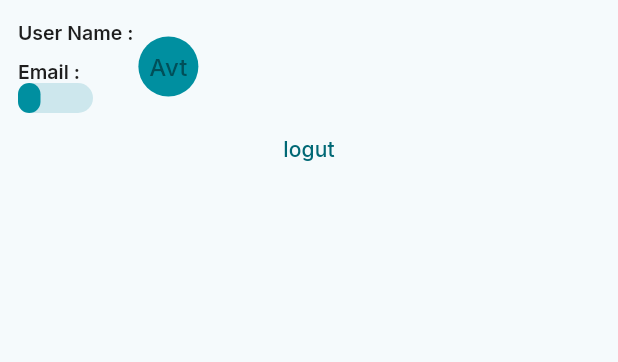
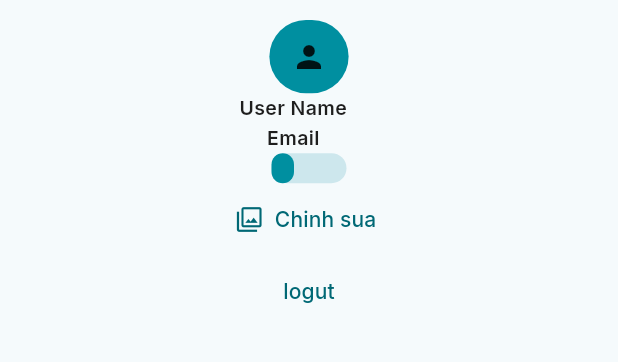
Before and after one commit to vucongtuananh/travelling_app, a Flutter app: the OwnDetailScreen screen opened directly, on a phone screen of 412 x 824 dp, the part 64-426 px from its top. Run offline on Flutter 3.47's test engine with Material 3 defaults, Android fonts, the phone set to English and light mode, and no system bars; our stand-ins replace bloc, cloud_firestore, email_validator, equatable, firebase_auth, firebase_core and 7 more; accounts and stored records are empty; project files that could hold a hidden picture were left out.

Commit message:
sorry about the long time Tet holiday, i just comeback yesterday, and now, I just complete fix feature Change User's information ( the problem I encounter before Tet holiday, Generally, everything's quite OK rightnow

```diff
--- a/lib/favorite/presentation/saved_trip.dart
+++ b/lib/favorite/presentation/saved_trip.dart
@@ -66,6 +66,7 @@ class SavedTrip extends StatelessWidget {
                     height: 5.h,
                   ),
                   ContainerButton(
+                      onPress: () {},
                       title: "Book Now",
                       colorContainer: mainColor,
                       paddingHorizontal: 20.w,
--- a/lib/home/presentation/widgets/trip_details.dart
+++ b/lib/home/presentation/widgets/trip_details.dart
@@ -81,6 +81,7 @@ class _TripDetailsState extends State<TripDetails> {
       mainAxisAlignment: MainAxisAlignment.spaceBetween,
       children: [
         ContainerButton(
+          onPress: () {},
           title: "Booking Now | \$${widget.trip.price}",
           colorContainer: mainColor,
           paddingHorizontal: 74.h,
--- a/lib/main.dart
+++ b/lib/main.dart
@@ -9,6 +9,8 @@ import 'package:travelling_app/firebase_options.dart';
 import 'package:travelling_app/home/data/fire_store/fire_store.dart';
 import 'package:travelling_app/home/logic/favorite_trip_bloc/favorite_trip_bloc.dart';
 import 'package:travelling_app/login/presentation/login.dart';
+import 'package:travelling_app/own/data/user_info_service.dart';
+import 'package:travelling_app/own/logic/bloc/user_info_bloc.dart';
 import 'package:travelling_app/tab/presentation/tabs.dart';
 
 @pragma('vm:entry-point')
@@ -38,6 +40,7 @@ class MyApp extends StatelessWidget {
         BlocProvider(
           create: (_) => FavoriteTripBloc(fireStoreData: FireStoreData(currentUserId: FirebaseAuth.instance.currentUser!.uid)),
         ),
+        BlocProvider(create: (_) => UserInfoBloc(userInforService: UserInforService()))
       ],
       child: ScreenUtilInit(
         builder: (context, child) => MaterialApp(
--- /dev/null
+++ b/lib/own/data/storage_service.dart
@@ -0,0 +1,5 @@
+import 'package:firebase_storage/firebase_storage.dart';
+
+class StorageService {
+  var fireStorage = FirebaseStorage.instance.ref();
+}
--- /dev/null
+++ b/lib/own/logic/bloc/user_info_bloc.dart
@@ -0,0 +1,53 @@
+import 'dart:async';
+import 'dart:io';
+
+import 'package:bloc/bloc.dart';
+import 'package:equatable/equatable.dart';
+import 'package:travelling_app/signup/data/models/user.dart';
+
+import '../../data/user_info_service.dart';
+
+part 'user_info_event.dart';
+part 'user_info_state.dart';
+
+class UserInfoBloc extends Bloc<UserInfoEvent, UserInfoState> {
+  final UserInforService userInforService;
+  UserInfoBloc({required this.userInforService}) : super(UserInfoInitial()) {
+    on<UserInfoStartEvent>(_userInfoStartEvent);
+    on<UserInfoTextChangeEvent>(_userInfoTextChangeEvent);
+    on<UserInfoSubmit>(_userInfoSubmit);
+    on<UserInfoImagePickerEvent>(_userInfoImagePicker);
+  }
+
+  FutureOr<void> _userInfoStartEvent(UserInfoStartEvent event, Emitter<UserInfoState> emit) async {
+    emit(UserInfoLoadingState());
+    final user = await userInforService.getUserInfor();
+    emit(UserInfoLoadedSuccess(user: user));
+  }
+
+  FutureOr<void> _userInfoTextChangeEvent(UserInfoTextChangeEvent event, Emitter<UserInfoState> emit) {
+    if (event.textChange.isEmpty) {
+      emit(UserInfoErrorState(error: "khong duoc bo trong ten", isError: true));
+    } else {
+      emit(UserInfoErrorState(error: "", isError: false));
+    }
+  }
+
+  FutureOr<void> _userInfoSubmit(UserInfoSubmit event, Emitter<UserInfoState> emit) async {
+    emit(UserInfoLoadingState());
+    if (event.urlAvatar == null) {
+      await userInforService.changeUserInfor(event.text, event.avatar);
+      final user = await userInforService.getUserInfor();
+      emit(UserInfoLoadedSuccess(user: user));
+    } else {
+      final urlImg = await userInforService.pushAndGetUrlImage(event.urlAvatar!);
+      await userInforService.changeUserInfor(event.text, urlImg);
+      final user = await userInforService.getUserInfor();
+      emit(UserInfoLoadedSuccess(user: user));
+    }
+  }
+
+  FutureOr<void> _userInfoImagePicker(UserInfoImagePickerEvent event, Emitter<UserInfoState> emit) {
+    emit(UserInfoPickedImage());
+  }
+}
--- /dev/null
+++ b/lib/own/logic/bloc/user_info_event.dart
@@ -0,0 +1,25 @@
+part of 'user_info_bloc.dart';
+
+sealed class UserInfoEvent extends Equatable {
+  const UserInfoEvent();
+
+  @override
+  List<Object> get props => [];
+}
+
+class UserInfoStartEvent extends UserInfoEvent {}
+
+class UserInfoTextChangeEvent extends UserInfoEvent {
+  final String textChange;
+
+  UserInfoTextChangeEvent({required this.textChange});
+}
+
+class UserInfoSubmit extends UserInfoEvent {
+  final String text;
+  final File? urlAvatar;
+  final String? avatar;
+  UserInfoSubmit({required this.text, required this.urlAvatar, required this.avatar});
+}
+
+class UserInfoImagePickerEvent extends UserInfoEvent {}
--- /dev/null
+++ b/lib/own/logic/bloc/user_info_state.dart
@@ -0,0 +1,30 @@
+part of 'user_info_bloc.dart';
+
+sealed class UserInfoState extends Equatable {
+  const UserInfoState();
+
+  @override
+  List<Object> get props => [];
+}
+
+final class UserInfoInitial extends UserInfoState {}
+
+final class UserInfoLoadedSuccess extends UserInfoState {
+  final UserModel user;
+
+  UserInfoLoadedSuccess({required this.user});
+}
+
+final class UserInfoLoadingState extends UserInfoState {}
+
+final class UserInfoErrorState extends UserInfoState {
+  final String error;
+  final bool isError;
+
+  UserInfoErrorState({required this.error, required this.isError});
+  @override
+  // TODO: implement props
+  List<Object> get props => [error, isError];
+}
+
+final class UserInfoPickedImage extends UserInfoState {}
--- a/lib/own/presention/own.dart
+++ b/lib/own/presention/own.dart
@@ -1,12 +1,14 @@
-import 'package:firebase_auth/firebase_auth.dart';
 import 'package:flutter/material.dart';
+import 'package:flutter_bloc/flutter_bloc.dart';
 import 'package:flutter_screenutil/flutter_screenutil.dart';
 import 'package:flutter_svg/svg.dart';
 import 'package:travelling_app/const/assets_image.dart';
 import 'package:travelling_app/const/color.dart';
 import 'package:travelling_app/const/fonts.dart';
-import 'package:travelling_app/home/data/fire_store/fire_store.dart';
 import 'package:travelling_app/login/data/auth/fire_auth.dart';
+import 'package:travelling_app/own/data/user_info_service.dart';
+import 'package:travelling_app/own/logic/bloc/user_info_bloc.dart';
+import 'package:travelling_app/own/presention/user_change_info.dart';
 import 'package:travelling_app/signup/data/models/user.dart';
 
 class OwnDetailScreen extends StatefulWidget {
@@ -18,20 +20,14 @@ class OwnDetailScreen extends StatefulWidget {
 
 class _OwnDetailScreenState extends State<OwnDetailScreen> {
   final Auth _auth = Auth();
-  final FireStoreData _fireStoreData = FireStoreData(currentUserId: FirebaseAuth.instance.currentUser!.uid);
-  UserModel _userModel = UserModel(email: "email", name: "name", uid: FirebaseAuth.instance.currentUser!.uid, pass: '');
-  getUserInfor() async {
-    final _user = await _fireStoreData.getUserInfor();
-    setState(() {
-      _userModel = _user!;
-    });
-  }
+
+  UserInfoBloc userInfoBloc = UserInfoBloc(userInforService: UserInforService());
 
   @override
   void initState() {
     // TODO: implement initState
+    userInfoBloc.add(UserInfoStartEvent());
     super.initState();
-    getUserInfor();
   }
 
   @override
@@ -49,12 +45,33 @@ class _OwnDetailScreenState extends State<OwnDetailScreen> {
           )
         ],
       ),
-      body: Padding(
+      body: BlocBuilder<UserInfoBloc, UserInfoState>(
+        bloc: userInfoBloc,
+        builder: (context, state) {
+          if (state is UserInfoLoadingState) {
+            return const Center(
+              child: CircularProgressIndicator(),
+            );
+          }
+          if (state is UserInfoLoadedSuccess) {
+            return Padding(
               padding: const EdgeInsets.symmetric(horizontal: 12),
               child: Center(
                 child: Column(
                   children: [
-              header(),
+                    header(state.user),
+                    TextButton.icon(
+                        onPressed: () {
+                          Navigator.push(
+                              context,
+                              MaterialPageRoute(
+                                  builder: (_) => UserChangeInfo(
+                                        user: state.user,
+                                        userInfoBloc: userInfoBloc,
+                                      )));
+                        },
+                        icon: Icon(Icons.filter),
+                        label: Text("Chinh sua")),
                     TextButton(
                         onPressed: () {
                           _auth.logOut();
@@ -63,33 +80,60 @@ class _OwnDetailScreenState extends State<OwnDetailScreen> {
                   ],
                 ),
               ),
+            );
+          }
+
+          if (state is UserInfoPickedImage) {
+            return const Text("Bloc recently is PickedImage");
+          }
+          return const Text("Loi cu no roi");
+        },
       ),
     );
   }
 
-  header() {
-    return Row(
+  header(UserModel user) {
+    return Column(
       children: [
         Column(
-          crossAxisAlignment: CrossAxisAlignment.start,
+          // crossAxisAlignment: CrossAxisAlignment.stretch,
           children: [
-            RichText(
-              text: TextSpan(text: "User Name :\t", style: blackTextW6Style, children: [
-                TextSpan(
-                  text: _userModel.name,
-                  style: grayTextW6Style,
-                )
-              ]),
+            Container(
+              width: 50.w,
+              height: 50.h,
+              decoration: BoxDecoration(
+                borderRadius: BorderRadius.circular(90),
+                color: mainColor,
               ),
-            const SizedBox(
-              height: 10,
+              clipBehavior: Clip.hardEdge,
+              child: user.urlAvatar == ""
+                  ? const Icon(Icons.person)
+                  : Image.network(
+                      user.urlAvatar!,
+                      fit: BoxFit.cover,
                     ),
-            RichText(
-              text: TextSpan(text: "Email :\t", style: blackTextW6Style, children: [
-                TextSpan(
-                  text: _userModel.email,
-                )
-              ]),
+            ),
+            Row(
+              mainAxisAlignment: MainAxisAlignment.center,
+              children: [
+                Text(
+                  "User Name",
+                  style: blackTextW6Style,
+                ),
+                SizedBox(width: 20.w),
+                Text(user.name)
+              ],
+            ),
+            Row(
+              mainAxisAlignment: MainAxisAlignment.center,
+              children: [
+                Text(
+                  "Email",
+                  style: blackTextW6Style,
+                ),
+                SizedBox(width: 20.w),
+                Text(user.email)
+              ],
             ),
             SizedBox(
               width: 50,
@@ -104,11 +148,6 @@ class _OwnDetailScreenState extends State<OwnDetailScreen> {
             ),
           ],
         ),
-        CircleAvatar(
-          backgroundColor: mainColor,
-          child: Text("Avt"),
-          radius: 20,
-        )
       ],
     );
   }
--- a/lib/signup/data/models/user.dart
+++ b/lib/signup/data/models/user.dart
@@ -5,7 +5,14 @@ class UserModel extends Equatable {
   final String pass;
   final String uid;
   final String name;
-  const UserModel({required this.email, required this.pass, required this.uid, required this.name});
+  final String? urlAvatar;
+  const UserModel({
+    required this.email,
+    required this.pass,
+    required this.uid,
+    required this.name,
+    required this.urlAvatar,
+  });
 
   Map<String, dynamic> toJson() {
     return {
@@ -13,6 +20,7 @@ class UserModel extends Equatable {
       'uid': uid,
       'name': name,
       'password': pass,
+      'urlAvatar': urlAvatar,
     };
   }
 
@@ -21,6 +29,7 @@ class UserModel extends Equatable {
         name: json['name'],
         pass: json['password'],
         uid: json['uid'],
+        urlAvatar: json['urlAvatar'],
       );
 
   @override
@@ -30,5 +39,6 @@ class UserModel extends Equatable {
         pass,
         uid,
         name,
+        urlAvatar,
       ];
 }
--- a/pubspec.yaml
+++ b/pubspec.yaml
@@ -48,6 +48,9 @@ dependencies:
   bloc: ^8.1.2
   flutter_screenutil: ^5.9.0
   firebase_messaging: ^14.7.10
+  firebase_storage: ^11.6.0
+  path_provider: ^2.1.2
+  image_picker: ^1.0.7
 dev_dependencies:
   flutter_test:
     sdk: flutter
```
Also changed, not shown: lib/home/data/fire_store/fire_store.dart (+1 -14 lines), lib/message/presention/message_screen.dart (+15 -3 lines), lib/message/presention/widgets/chat_screen.dart (+17 -6 lines), lib/message/presention/widgets/search_user.dart (+8 -1 lines), lib/own/data/user_info_service.dart (added, +33 -0 lines), lib/own/presention/user_change_info.dart (added, +198 -0 lines), lib/own/presention/widgets/user_image_picker.dart (added, +60 -0 lines), lib/widgets/container_button.dart (+10 -5 lines), lib/own/data/user_model.dart (deleted), pubspec.lock, 5 other files. Lines whose indentation alone changed are shown as unchanged.
